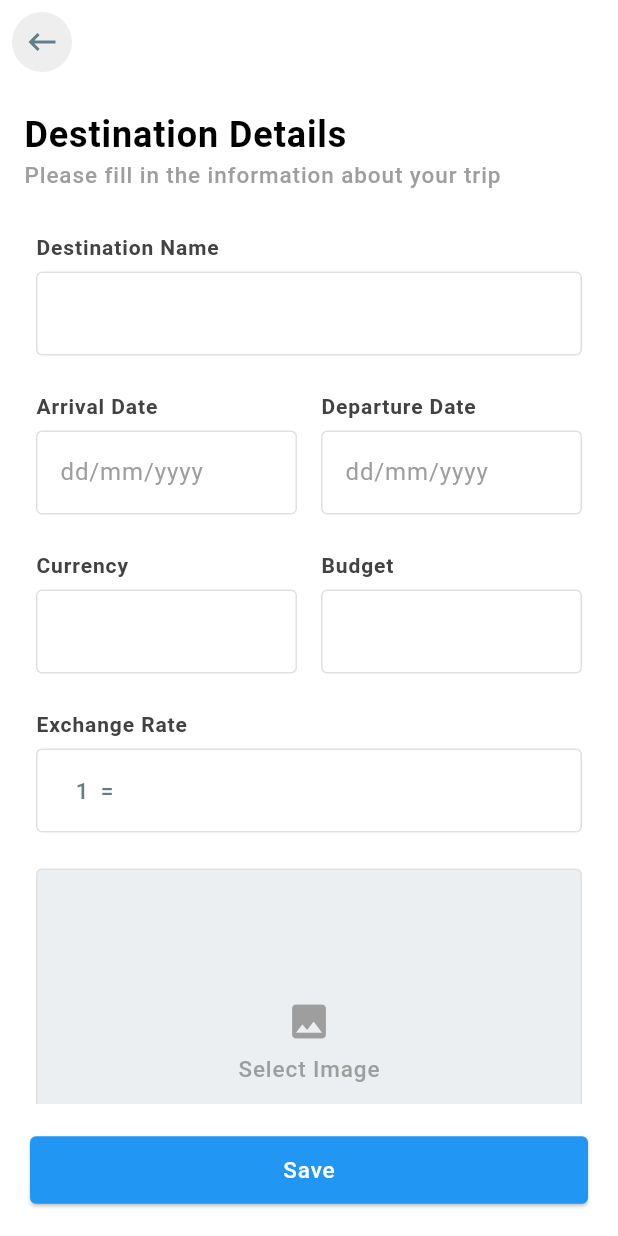
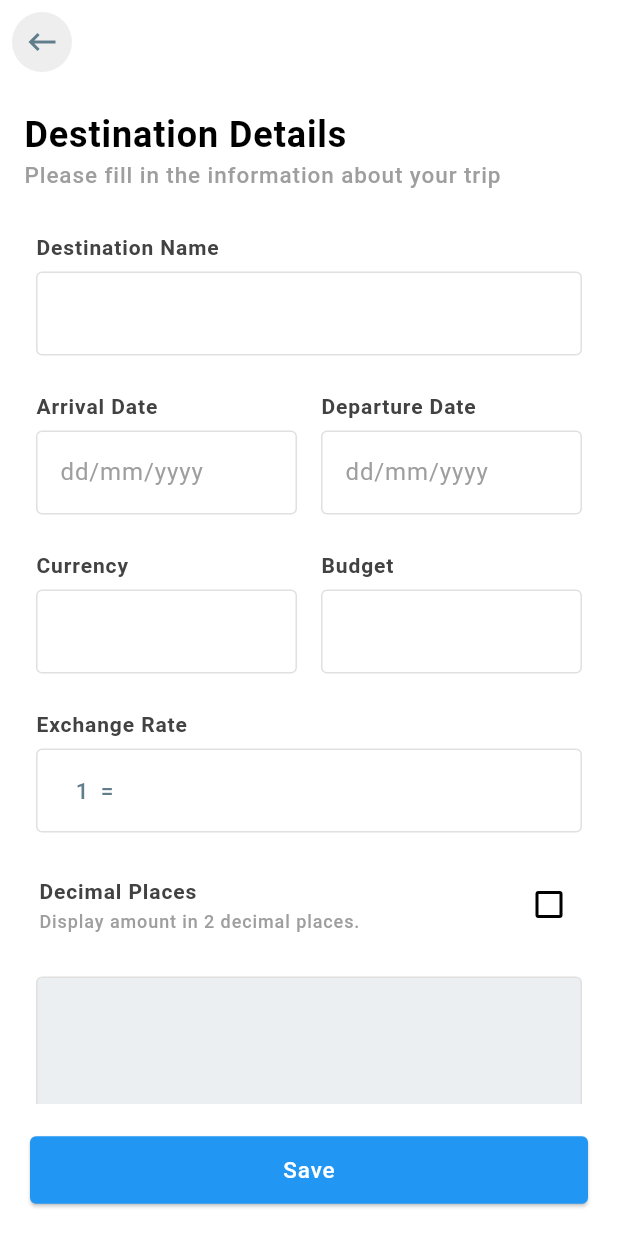
Before and after one commit to seraaaaaaaa/travel_notebook_app, a Flutter app: the AllDestinationPage screen opened directly with empty values, after a tap on the "add" icon, on a phone screen of 412 x 824 dp. Run offline on Flutter 3.47's test engine with Material 3 defaults, Android fonts, the phone set to English and light mode, and no system bars; our stand-ins replace currency_text_input_formatter, fl_chart, flutter_bloc, flutter_svg, image_picker, mask_text_input_formatter and 3 more; accounts and stored records are empty.

Commit message:
Improve currency input with new decimal field add in destination

```diff
--- a/lib/models/destination/destination_field.dart
+++ b/lib/models/destination/destination_field.dart
@@ -8,6 +8,7 @@ class DestinationField {
   static const String endDate = 'end_date';
   static const String budget = 'budget';
   static const String currency = 'currency';
+  static const String decimal = 'decimal';
   static const String rate = 'rate';
   static const String isPin = 'is_pin';
   static const String totalExpense = 'total_expense';
@@ -23,6 +24,7 @@ class DestinationField {
     endDate,
     budget,
     currency,
+    decimal,
     rate,
     isPin,
     totalExpense,
--- a/lib/models/destination/destination_model.dart
+++ b/lib/models/destination/destination_model.dart
@@ -9,6 +9,7 @@ class Destination {
   late DateTime? endDate;
   late double budget;
   late String currency;
+  late int decimal;
   late double rate;
   late int isPin;
   late double totalExpense;
@@ -33,6 +34,7 @@ class Destination {
     required this.endDate,
     required this.budget,
     required this.currency,
+    required this.decimal,
     required this.rate,
     this.isPin = 0,
     this.totalExpense = 0.0,
@@ -80,6 +82,9 @@ class Destination {
       endDate: parseDateTime(json[DestinationField.endDate]),
       budget: budget,
       currency: json[DestinationField.currency] as String,
+      decimal: json[DestinationField.decimal] != null
+          ? json[DestinationField.decimal] as int
+          : 0,
       rate: json[DestinationField.rate] as double,
       isPin: json[DestinationField.isPin] as int,
       totalExpense: totalExpense,
@@ -102,6 +107,7 @@ class Destination {
         DestinationField.endDate: endDate?.toIso8601String(),
         DestinationField.budget: budget,
         DestinationField.currency: currency,
+        DestinationField.decimal: decimal,
         DestinationField.rate: rate,
         DestinationField.isPin: isPin,
         DestinationField.totalExpense: totalExpense,
--- a/lib/screens/currency/currency_converter.dart
+++ b/lib/screens/currency/currency_converter.dart
@@ -78,6 +78,7 @@ class _CurrencyConverterState extends State<CurrencyConverter> {
                   });
                 },
                 prefixText: _destination.ownCurrency,
+                decimal: 2,
               ),
               Center(
                 child: Container(
@@ -101,6 +102,7 @@ class _CurrencyConverterState extends State<CurrencyConverter> {
                   });
                 },
                 prefixText: _destination.currency,
+                decimal: _destination.decimal,
               ),
             ],
           ),
--- a/lib/screens/currency/currency_input.dart
+++ b/lib/screens/currency/currency_input.dart
@@ -1,3 +1,4 @@
+import 'package:currency_text_input_formatter/currency_text_input_formatter.dart';
 import 'package:flutter/material.dart';
 import 'package:flutter/services.dart';
 import 'package:travel_notebook/themes/constants.dart';
@@ -8,6 +9,7 @@ class CurrencyInput extends StatefulWidget {
   final String labelText;
   final Function(String)? onChanged;
   final String prefixText;
+  final int decimal;
 
   const CurrencyInput({
     super.key,
@@ -15,6 +17,7 @@ class CurrencyInput extends StatefulWidget {
     required this.labelText,
     required this.onChanged,
     required this.prefixText,
+    required this.decimal,
   });
 
   @override
@@ -46,7 +49,8 @@ class _CurrencyInputState extends State<CurrencyInput> {
             controller: widget.controller,
             keyboardType: TextInputType.number,
             inputFormatters: <TextInputFormatter>[
-              FilteringTextInputFormatter.allow(RegExp(r'^\d*\.?\d*')),
+              CurrencyTextInputFormatter.simpleCurrency(
+                  decimalDigits: widget.decimal, name: ''),
             ],
             enableInteractiveSelection: false,
             textAlignVertical: TextAlignVertical.center,
@@ -55,7 +59,7 @@ class _CurrencyInputState extends State<CurrencyInput> {
                 letterSpacing: 1,
                 fontWeight: FontWeight.w500,
                 fontSize: 18,
-                color: Colors.grey.shade800),
+                color: kGreyColor.shade800),
             textAlign: TextAlign.end,
             onChanged: widget.onChanged,
             onEditingComplete: () {
--- a/lib/screens/destination/destination_detail.dart
+++ b/lib/screens/destination/destination_detail.dart
@@ -48,6 +48,7 @@ class _DestinationDetailPageState extends State<DestinationDetailPage> {
           endDate: null,
           budget: 0.00,
           currency: '',
+          decimal: 0,
           rate: 0);
     } else {
       _destination = widget.destination!;
@@ -158,7 +159,10 @@ class _DestinationDetailPageState extends State<DestinationDetailPage> {
                               labelText: 'Budget',
                               initialValue: _isAddNew
                                   ? ''
-                                  : formatCurrency(_destination.budget),
+                                  : formatCurrency(
+                                      _destination.budget,
+                                      inclDecimal: true,
+                                    ),
                               onSaved: (val) {
                                 _destination.budget =
                                     parseDouble(val.replaceAll(',', ''));
@@ -175,7 +179,10 @@ class _DestinationDetailPageState extends State<DestinationDetailPage> {
                               labelText: 'Exchange Rate',
                               initialValue: _isAddNew
                                   ? ''
-                                  : formatCurrency(_destination.rate),
+                                  : formatCurrency(
+                                      _destination.rate,
+                                      inclDecimal: true,
+                                    ),
                               onSaved: (val) {
                                 _destination.rate =
                                     parseDouble(val.replaceAll(',', ''));
@@ -185,6 +192,28 @@ class _DestinationDetailPageState extends State<DestinationDetailPage> {
                             ),
                           ),
                         ],
+                      ),
+                      CheckboxListTile(
+                        checkColor: kWhiteColor,
+                        contentPadding: EdgeInsets.symmetric(horizontal: 10),
+                        value: _destination.decimal == 2,
+                        onChanged: (bool? value) {
+                          setState(() {
+                            if (value != null && value) {
+                              _destination.decimal = 2;
+                            } else {
+                              _destination.decimal = 0;
+                            }
+                          });
+                        },
+                        title: Text(
+                          'Decimal Places',
+                          style: Theme.of(context).textTheme.titleSmall,
+                        ),
+                        subtitle: Text(
+                          'Display amount in 2 decimal places.',
+                          style: Theme.of(context).textTheme.labelMedium,
+                        ),
                       ),
                       SelectImage(
                           initialImgPath: _destination.imgPath,
--- a/lib/screens/destination/widgets/destination_input.dart
+++ b/lib/screens/destination/widgets/destination_input.dart
@@ -1,3 +1,4 @@
+import 'package:currency_text_input_formatter/currency_text_input_formatter.dart';
 import 'package:flutter/material.dart';
 import 'package:mask_text_input_formatter/mask_text_input_formatter.dart';
 import 'package:travel_notebook/themes/constants.dart';
@@ -43,9 +44,14 @@ class _DestinationInputState extends State<DestinationInput> {
             initialValue: widget.initialValue,
             inputFormatters: widget.inputType == 'date'
                 ? [MaskTextInputFormatter(mask: "##/##/####")]
-                // : widget.inputType == 'double'
-                //     ? [FilteringTextInputFormatter.digitsOnly]
-                : null,
+                : widget.inputType == 'double'
+                    ? [
+                        CurrencyTextInputFormatter.simpleCurrency(
+                          decimalDigits: 2,
+                          name: '',
+                        )
+                      ]
+                    : null,
             keyboardType:
                 widget.inputType == 'date' || widget.inputType == 'double'
                     ? TextInputType.number
@@ -101,10 +107,10 @@ class _DestinationInputState extends State<DestinationInput> {
               fillColor: kWhiteColor,
               hintText: widget.hintText,
               hintStyle: const TextStyle(
-                  color: Colors.grey, fontWeight: FontWeight.normal),
+                  color: kGreyColor, fontWeight: FontWeight.normal),
               enabledBorder: OutlineInputBorder(
                 borderRadius: const BorderRadius.all(Radius.circular(4)),
-                borderSide: BorderSide(color: Colors.grey.shade300, width: 1),
+                borderSide: BorderSide(color: kGreyColor.shade300, width: 1),
               ),
               prefixIcon: widget.prefixText.isEmpty
                   ? null
@@ -125,7 +131,7 @@ class _DestinationInputState extends State<DestinationInput> {
                     ),
               border: OutlineInputBorder(
                 borderRadius: const BorderRadius.all(Radius.circular(4)),
-                borderSide: BorderSide(color: Colors.grey.shade200, width: 1),
+                borderSide: BorderSide(color: kGreyColor.shade200, width: 1),
               ),
               focusedBorder: OutlineInputBorder(
                 borderRadius: const BorderRadius.all(Radius.circular(4)),
--- a/lib/services/database_helper.dart
+++ b/lib/services/database_helper.dart
@@ -30,9 +30,19 @@ class DatabaseHelper {
     final path = join(databasePath, 'travel.db');
     return await openDatabase(
       path,
-      version: 1,
+      version: 2,
       onCreate: _createDatabase,
+      onUpgrade: _upgradeDatabase,
     );
+  }
+
+  Future<void> _upgradeDatabase(
+      Database db, int oldVersion, int newVersion) async {
+    if (oldVersion < 2) {
+      await db.execute('''
+      ALTER TABLE ${DestinationField.tableName} ADD COLUMN ${DestinationField.decimal} $intType DEFAULT 0
+    ''');
+    }
   }
 
   void _createDatabase(Database db, _) async {
@@ -45,6 +55,7 @@ class DatabaseHelper {
           ${DestinationField.endDate} $textType,
           ${DestinationField.budget} $doubleType,
           ${DestinationField.currency} $textType,
+          ${DestinationField.decimal} $intType,
           ${DestinationField.rate} $doubleType,
           ${DestinationField.isPin} $intType,
           ${DestinationField.totalExpense} $doubleType,
--- a/lib/services/utils.dart
+++ b/lib/services/utils.dart
@@ -39,10 +39,12 @@ String formatPercentage(double amount) {
   return '${(amount * 100).toStringAsFixed(0)}%';
 }
 
-String formatCurrency(double amount, {String currency = ''}) {
+String formatCurrency(double amount,
+    {String currency = '', bool inclDecimal = false}) {
   // Create a NumberFormat without a symbol
   final NumberFormat currencyFormatter = NumberFormat.currency(
-      symbol: '', decimalDigits: amount == amount.roundToDouble() ? 0 : 2);
+      symbol: '',
+      decimalDigits: amount == amount.roundToDouble() && !inclDecimal ? 0 : 2);
 
   // Add a space only if the currency symbol is not empty
   currency = currency.isEmpty ? '' : '$currency ';
```
Also changed, not shown: lib/screens/expense/expense_detail.dart (+30 -12 lines).
